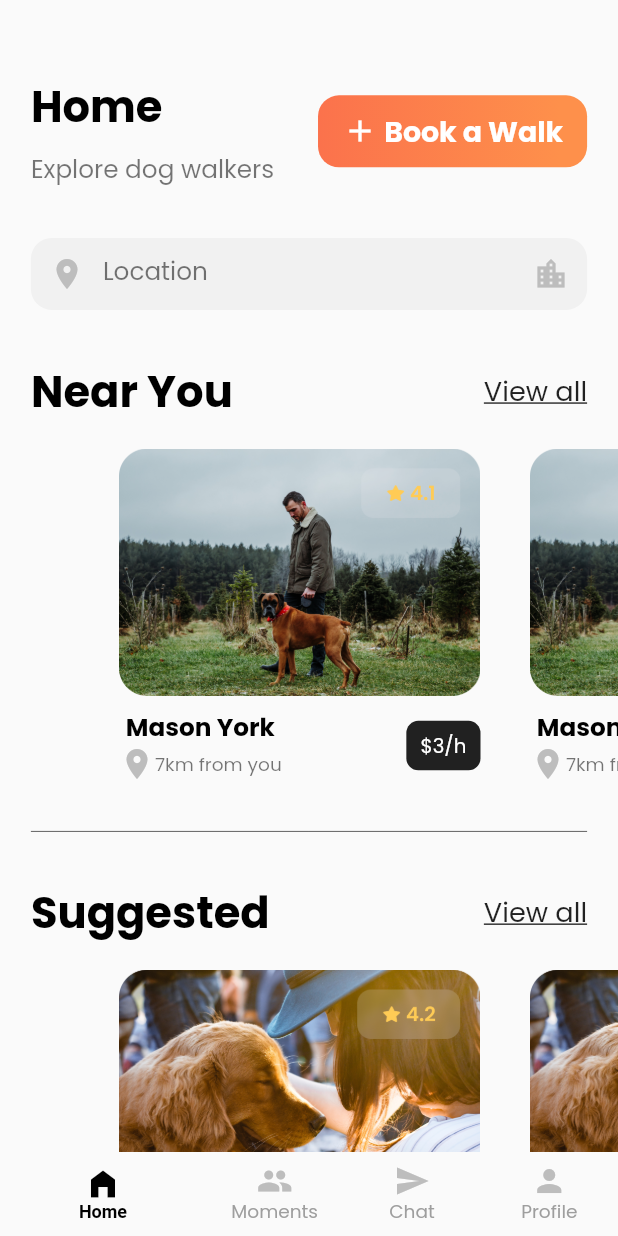
After one commit to akacokafor/flutter-interview-task, a Flutter app: the HomeScreen screen opened by its route, on a phone screen of 412 x 824 dp. The commit adds this screen. Run offline on Flutter 3.47's test engine with Material 2 defaults, Android fonts, the phone set to English and light mode, and no system bars; drawn by our look-alikes of carousel_slider; Roboto replaces fonts that are missing (Ubuntu).

Commit message:
Completed the home screen

```diff
--- a/task/lib/constants/app-fonts.dart
+++ b/task/lib/constants/app-fonts.dart
@@ -73,21 +73,21 @@ class AppFonts {
   );
 
   static TextStyle heading4 = TextStyle(
-    fontSize: SizeConfig.textMultiplier! * 1.8,
+    fontSize: SizeConfig.textMultiplier! * 2,
     color: Colors.black,
     fontWeight: FontWeight.w700,
     fontFamily: 'Poppins',
   );
 
   static TextStyle body1 = TextStyle(
-    fontSize: SizeConfig.textMultiplier! * 1.8,
+    fontSize: SizeConfig.textMultiplier! * 2,
     fontWeight: FontWeight.w400,
     fontFamily: 'Poppins',
     color: Colors.black54,
   );
 
   static TextStyle body3 = TextStyle(
-    fontSize: SizeConfig.textMultiplier! * 1.3,
+    fontSize: SizeConfig.textMultiplier! * 1.5,
     fontWeight: FontWeight.w400,
     fontFamily: 'Poppins',
     color: Colors.black54,
--- a/task/lib/constants/app-images.dart
+++ b/task/lib/constants/app-images.dart
@@ -1,4 +1,6 @@
 class AppImages {
   static const logo = 'assets/logo.png';
   static const onboarding = 'assets/onboarding.png';
+  static const firstSlide = 'assets/first_slide.png';
+  static const secondSlide = 'assets/second_slide.png';
 }
--- a/task/lib/constants/widgets/custom-button.dart
+++ b/task/lib/constants/widgets/custom-button.dart
@@ -3,12 +3,13 @@ import 'package:task/config/size-config.dart';
 
 class CustomButton extends StatelessWidget {
   final String text;
+  final Widget? icon;
   final Function() onpressed;
   final double? width;
   final Color? color;
 
   CustomButton(
-      {required this.text, required this.onpressed, this.width, this.color});
+      {required this.text, required this.onpressed, this.width, this.color, this.icon});
 
   @override
   Widget build(BuildContext context) {
@@ -29,12 +30,19 @@ class CustomButton extends StatelessWidget {
         elevation: 0,
         height: SizeConfig.heightMultiplier! * 5,
         minWidth:
-            width == null ? MediaQuery.of(context).size.width * 0.9 : width,
+            width == null ? MediaQuery.of(context).size.width * 0.8 : width,
         splashColor: Colors.white10,
         shape:
             RoundedRectangleBorder(borderRadius: new BorderRadius.circular(14)),
         onPressed: onpressed,
-        child: Text(
+        child: Row(
+          mainAxisAlignment: MainAxisAlignment.center,
+          children: [
+            if(icon != null) Padding(
+              padding: EdgeInsets.only(right: SizeConfig.widthMultiplier!),
+              child: icon!
+              ),
+            Text(
               text,
               style: TextStyle(
                 fontFamily: 'Poppins',
@@ -43,6 +51,8 @@ class CustomButton extends StatelessWidget {
                 fontWeight: FontWeight.w800,
               ),
             ),
+          ],
+        ),
         color: Colors.transparent,
       ),
     );
--- a/task/lib/main.dart
+++ b/task/lib/main.dart
@@ -5,6 +5,7 @@ import 'package:task/constants/app-colors.dart';
 import 'package:task/constants/app-fonts.dart';
 import 'package:task/constants/app-images.dart';
 import 'package:task/constants/widgets/custom-button.dart';
+import 'package:task/views/home/screen.dart';
 import 'package:task/views/onboarding/screen.dart';
 import 'package:task/views/register/screen.dart';
 
@@ -30,6 +31,7 @@ class MyApp extends StatelessWidget {
           home: OnboardingScreen(),
           routes: {
             RegisterScreen.routeName: (ctx) => RegisterScreen(),
+            HomeScreen.routeName: (ctx) => HomeScreen(),
           },
         );
       });
--- /dev/null
+++ b/task/lib/views/home/screen.dart
@@ -0,0 +1,238 @@
+import 'dart:io';
+
+import 'package:carousel_slider/carousel_slider.dart';
+import 'package:flutter/material.dart';
+import 'package:flutter/widgets.dart';
+import 'package:task/config/size-config.dart';
+import 'package:task/constants/app-fonts.dart';
+import 'package:task/constants/app-images.dart';
+import 'package:task/constants/widgets/custom-button.dart';
+import 'package:task/constants/widgets/custom-input.dart';
+import 'package:task/views/home/widgets/bottom-nav.dart';
+
+class HomeScreen extends StatefulWidget {
+  static const routeName = '/home';
+  const HomeScreen({ Key? key }) : super(key: key);
+
+  @override
+  _HomeScreenState createState() => _HomeScreenState();
+}
+
+class _HomeScreenState extends State<HomeScreen> {
+  CarouselController carouselController = CarouselController();
+  int investmentIndex = 0;
+  int _currentIndex = 0;
+  int sliderIndex = 0;
+
+  void onTabTapped(int index) {
+      setState(() {
+        _currentIndex = index;
+      });
+    }
+  @override
+  Widget build(BuildContext context) {
+    final size = MediaQuery.of(context).size;
+    return Scaffold(
+      bottomNavigationBar: BottomNav(_currentIndex, (onTabTapped)),
+      body: Container(
+        height: size.height,
+        width: size.width,
+        padding: EdgeInsets.only(top: size.height * 0.06),
+        child: SingleChildScrollView(
+          child: Column(
+            children: [
+              Padding(
+                padding: EdgeInsets.only(right: size.width * 0.05, left: size.width * 0.05),
+                child: Column(
+                  children: [
+                    Row(
+                      mainAxisAlignment: MainAxisAlignment.spaceBetween,
+                      children: [
+                        Column(
+                          crossAxisAlignment: CrossAxisAlignment.start,
+                          children: [
+                            Text('Home', style: AppFonts.heading1),
+                            SizedBox(
+                              height: SizeConfig.heightMultiplier!,
+                            ),
+                            Text('Explore dog walkers', style: AppFonts.body1),
+                          ],
+                        ),
+                        CustomButton(text: 'Book a Walk', onpressed: () {}, width: size.width * 0.2, icon: Icon(Icons.add, color: Colors.white)),
+
+                      ],
+                    ),
+                    SizedBox(
+                      height: SizeConfig.heightMultiplier! * 4,
+                    ),
+                    CustomInput(
+                      label: 'Location',
+                      prefixIcon: Icon(Icons.location_on, color: Colors.grey.shade400,),
+                      suffixIcon: Icon(Icons.location_city, color: Colors.grey.shade400,),
+                      hint: 'Kiyv Ukraine',
+                      onSaved: (value) {},
+                    ),
+                  ],
+                ),
+              ),
+              SizedBox(
+                height: SizeConfig.heightMultiplier! * 4,
+              ),
+              Column(
+                children: [
+                  CarouselHeader(title: 'Near You', linkText: 'View all',),
+                  Padding(
+                    padding: EdgeInsets.only(top: SizeConfig.heightMultiplier! * 2, left: size.width * 0.05),
+                    child: CarouselSlider(
+                        carouselController: carouselController,
+                        options: CarouselOptions(
+                          height: size.height * 0.27,
+                          viewportFraction: 0.7,
+                          enableInfiniteScroll: false,
+                          // enlargeCenterPage: true,
+                          initialPage: 0,
+                          onPageChanged: (index, reason) {
+                            setState(() {
+                              investmentIndex = index;
+                            });
+                          },
+                        ),
+                        items: [
+                          CarouselItem(image: AppImages.firstSlide),
+                          CarouselItem(image: AppImages.firstSlide),
+                        ]),
+                  )
+                ],
+              ),
+              Padding(
+                padding: EdgeInsets.symmetric(vertical: SizeConfig.heightMultiplier! * 3, horizontal: size.width * 0.05),
+                child: Divider(
+                  color: Colors.grey.shade700,
+                ),
+              ),
+              Column(
+                children: [
+                  CarouselHeader(title: 'Suggested', linkText: 'View all',),
+                  Padding(
+                    padding: EdgeInsets.only(top: SizeConfig.heightMultiplier! * 2, left: size.width * 0.05),
+                    child: CarouselSlider(
+                        carouselController: carouselController,
+                        options: CarouselOptions(
+                          height: size.height * 0.27,
+                          viewportFraction: 0.7,
+                          enableInfiniteScroll: false,
+                          // enlargeCenterPage: true,
+                          initialPage: 0,
+                          onPageChanged: (index, reason) {
+                            setState(() {
+                              investmentIndex = index;
+                            });
+                          },
+                        ),
+                        items: [
+                          CarouselItem(image: AppImages.secondSlide),
+                          CarouselItem(image: AppImages.secondSlide),
+                        ]),
+                  )
+                ],
+              ),
+              SizedBox(
+                height: SizeConfig.heightMultiplier! * 4,
+              ),
+            ]
+          ),
+        ),
+      ),
+    );
+  }
+}
+
+class CarouselHeader extends StatelessWidget {
+  const CarouselHeader({
+    Key? key,
+    required this.title,
+    required this.linkText,
+  }) : super(key: key);
+
+  final String title;
+  final String linkText;
+
+  @override
+  Widget build(BuildContext context) {
+    final size = MediaQuery.of(context).size;
+    return Padding(
+      padding: EdgeInsets.only(right: size.width * 0.05, left: size.width * 0.05),
+      child: Row(
+        mainAxisAlignment: MainAxisAlignment.spaceBetween,
+        children: [
+          Text(title, style: AppFonts.heading1),
+          Text(linkText, style: TextStyle(
+            decoration: TextDecoration.underline,
+            fontSize: SizeConfig.textMultiplier! * 2.2,
+            fontWeight: FontWeight.w400,
+            fontFamily: 'Poppins',
+            color: Colors.black87,
+          ))
+        ],
+      ),
+    );
+  }
+}
+
+class CarouselItem extends StatelessWidget {
+  const CarouselItem({
+    Key? key,
+    required this.image,
+  }) : super(key: key);
+
+  final String image;
+
+  @override
+  Widget build(BuildContext context) {
+    final size = MediaQuery.of(context).size;
+    return Padding(
+      padding: EdgeInsets.only(right: SizeConfig.widthMultiplier! * 8),
+      child: Column(
+        crossAxisAlignment: CrossAxisAlignment.start,
+        mainAxisAlignment: MainAxisAlignment.spaceBetween,
+        children: [
+          Container(
+            height: size.height * 0.2,
+            width: size.width,
+            decoration: BoxDecoration(
+              image: DecorationImage(
+                image: AssetImage(image),
+                fit: BoxFit.fill
+              )
+            )
+          ),
+          Row(
+            mainAxisAlignment: MainAxisAlignment.spaceBetween,
+            children: [
+              Column(
+                children: [
+                  Text('Mason York', style: AppFonts.heading4),
+                  Row(
+                    children: [
+                      Icon(Icons.location_on, color: Colors.grey.shade400,),
+                      Text('7km from you', style: AppFonts.body3),
+                    ],
+                  )
+                ],
+              ),
+              Container(
+                height: SizeConfig.heightMultiplier! * 4,
+                width: SizeConfig.widthMultiplier! * 12,
+                decoration: BoxDecoration(
+                  color: Colors.black87,
+                  borderRadius: BorderRadius.circular(8)
+                ),
+                child: Center(child: Text('\$3/h', style: AppFonts.body1white))
+              )
+            ],
+          )
+        ]
+      ),
+    );
+  }
+}
--- /dev/null
+++ b/task/lib/views/home/widgets/bottom-nav.dart
@@ -0,0 +1,51 @@
+import 'package:flutter/material.dart';
+import 'package:task/constants/app-fonts.dart';
+
+class BottomNav extends StatelessWidget {
+  final int currentIndex;
+  final Function(int)? onTabTapped;
+
+  BottomNav(this.currentIndex, this.onTabTapped);
+  @override
+  Widget build(BuildContext context) {
+    bool isIPad = MediaQuery.of(context).size.shortestSide > 600 ? true : false;
+    return BottomNavigationBar(
+      elevation: 0,
+      currentIndex: currentIndex,
+      unselectedLabelStyle: AppFonts.body3,
+      selectedLabelStyle: TextStyle(
+        fontFamily: 'Ubuntu',
+        fontSize: isIPad ? 16 : 12,
+        fontWeight: FontWeight.w700,
+      ),
+      showSelectedLabels: true,
+      showUnselectedLabels: true,
+      selectedItemColor: Colors.black,
+      unselectedItemColor: Colors.grey,
+      onTap: onTabTapped,
+      type: BottomNavigationBarType.shifting,
+      items: [
+        BottomNavigationBarItem(
+          icon: Icon(Icons.home_filled, color: Colors.grey.shade400,),
+          label: 'Home',
+          activeIcon: Icon(Icons.home_filled, color: Colors.black,),
+        ),
+        BottomNavigationBarItem(
+          icon: Icon(Icons.people, color: Colors.grey.shade400,),
+          label: 'Moments',
+          activeIcon: Icon(Icons.people, color: Colors.black,),
+        ),
+        BottomNavigationBarItem(
+          icon: Icon(Icons.send, color: Colors.grey.shade400,),
+          label: 'Chat',
+          activeIcon: Icon(Icons.send, color: Colors.black,),
+        ),
+        BottomNavigationBarItem(
+          icon: Icon(Icons.person, color: Colors.grey.shade400,),
+          label: 'Profile',
+          activeIcon: Icon(Icons.person, color: Colors.black,),
+        ),
+      ],
+    );
+  }
+}
--- a/task/lib/views/onboarding/screen.dart
+++ b/task/lib/views/onboarding/screen.dart
@@ -70,7 +70,7 @@ class _OnboardingScreenState extends State<OnboardingScreen> {
                         )
                       ),
                       Padding(
-                        padding: EdgeInsets.symmetric(vertical: SizeConfig.heightMultiplier! * 4),
+                        padding: EdgeInsets.symmetric(vertical: SizeConfig.heightMultiplier! * 4, horizontal: size.width * 0.05),
                         child: CustomButton(
                           text: 'Join Our Community',
                           width: size.width * 0.8,
--- a/task/lib/views/register/screen.dart
+++ b/task/lib/views/register/screen.dart
@@ -4,6 +4,7 @@ import 'package:task/constants/app-colors.dart';
 import 'package:task/constants/app-fonts.dart';
 import 'package:task/constants/widgets/custom-button.dart';
 import 'package:task/constants/widgets/custom-input.dart';
+import 'package:task/views/home/screen.dart';
 
 class RegisterScreen extends StatefulWidget {
   static const routeName = '/register';
@@ -58,7 +59,7 @@ class _RegisterScreenState extends State<RegisterScreen> {
     }
     _registerFormKey.currentState!.save();
     Navigator.of(context).pop();
-    // Navigator.of(context).popAndPushNamed();
+    Navigator.of(context).popAndPushNamed(HomeScreen.routeName);
   }
 
   @override
```
Also changed, not shown: task/pubspec.yaml (+4 -13 lines), task/assets/first_slide.png (added), task/assets/second_slide.png (added), task/pubspec.lock. Lines whose indentation alone changed are shown as unchanged.
